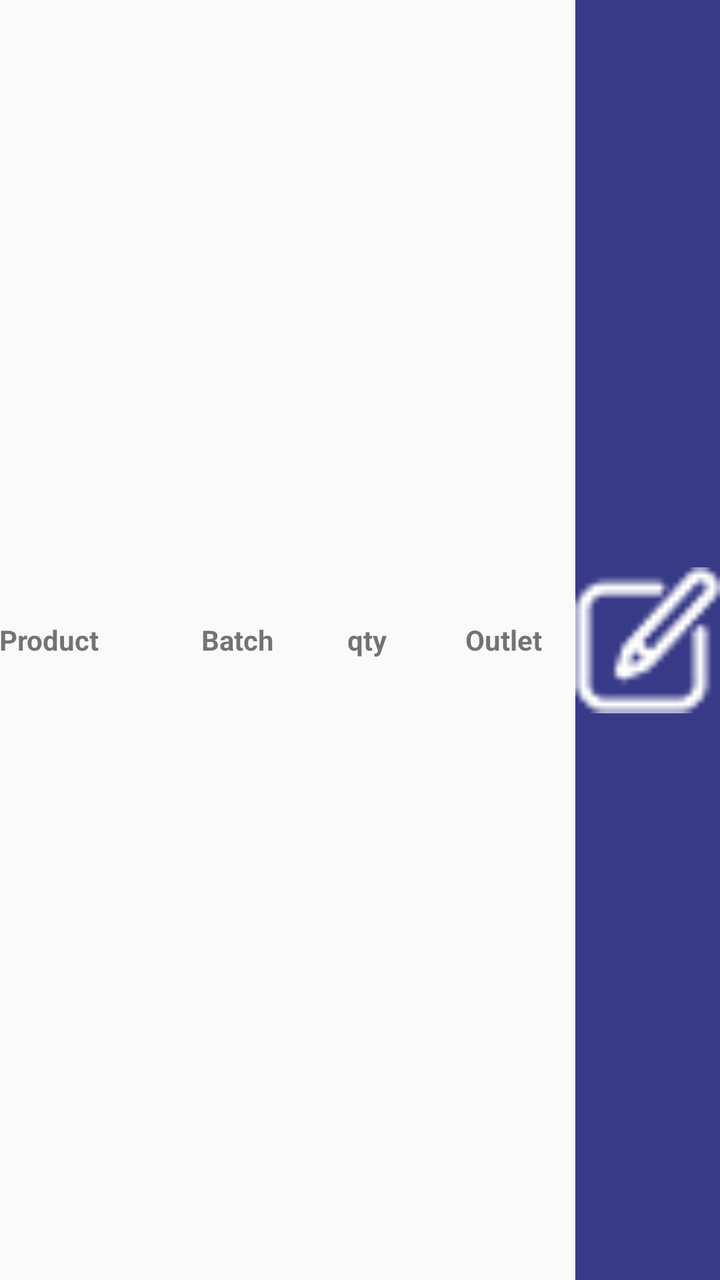
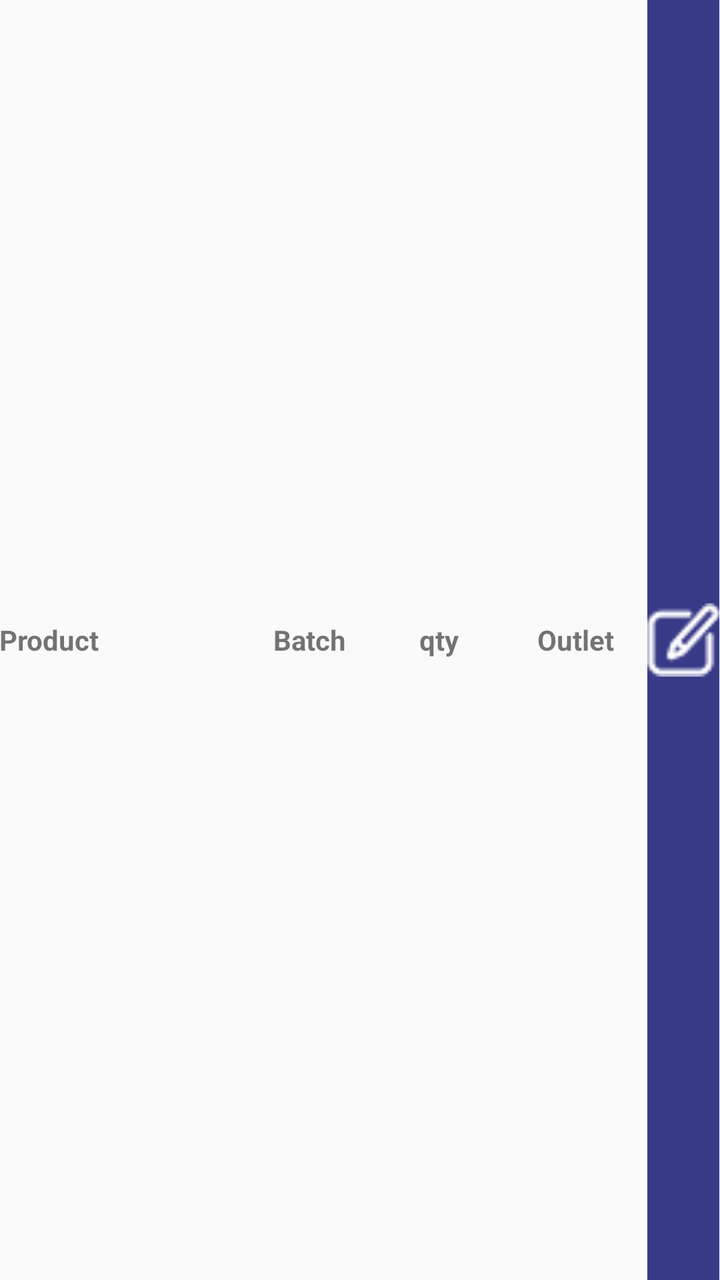

Compare the two renders of this Android layout. The source of the first and the diff that turns it into the second are given below.
<!-- AndroidManifest.xml: application theme AppTheme -->
<!-- res/layout/row_ncp_collection.xml -->
<LinearLayout android:layout_width="match_parent"
    android:layout_height="wrap_content"
    android:weightSum="5"
    android:orientation="horizontal"
    xmlns:android="http://schemas.android.com/apk/res/android">
    <TextView
        android:id="@+id/product_name"
        android:layout_width="0dp"
        android:layout_height="match_parent"
        android:layout_weight="1.2"
        android:gravity="left|center"
        android:textAlignment="gravity"
        android:textStyle="bold"
        android:padding="@dimen/_10sdp"
        android:text="Product"

        >

    </TextView>
    <TextView
        android:id="@+id/batch"
        android:layout_width="0dp"
        android:layout_height="match_parent"
        android:layout_weight="0.9"
        android:textAlignment="center"
        android:gravity="center"
        android:padding="@dimen/_10sdp"
        android:textStyle="bold"
        
        android:text="Batch">

    </TextView>
    <TextView
        android:id="@+id/qty"
        android:layout_width="0dp"
        android:layout_height="match_parent"
        android:layout_weight="0.9"
        android:textAlignment="center"
        android:gravity="center"
        android:padding="@dimen/_10sdp"
        android:textStyle="bold"
        
        android:text="qty">

    </TextView>
    <TextView
        android:id="@+id/outlet"
        android:layout_width="0dp"
        android:layout_height="match_parent"
        android:layout_weight="1"
        android:gravity="center"
        android:textAlignment="gravity"
        android:textStyle="bold"
        android:padding="@dimen/_10sdp"
        
        android:text="Outlet">

    </TextView>
    <ImageView
        android:id="@+id/edit"
        android:layout_width="0dp"
        android:layout_height="match_parent"
        android:layout_weight="1"
        android:src="@drawable/edit_icon"
        android:layout_margin="@dimen/_5sdp"
        android:background="@color/colorPrimary"
        android:gravity="center|right"
        android:padding="@dimen/_10sdp"
        android:textAlignment="gravity"
        android:textStyle="bold"
        
        android:text="Action">

    </ImageView>

</LinearLayout>
<!-- resources referenced by this layout -->
<resources>
  <color name="colorPrimary">#383A87</color>
  <!-- drawable edit_icon: png bitmap (drawable, 689 bytes) -->
  <style name="AppTheme" parent="Theme.AppCompat.Light.NoActionBar">
          
          <item name="colorPrimary">@color/colorPrimary</item>
          <item name="colorPrimaryDark">@color/colorPrimaryDark</item>
          <item name="colorAccent">@color/colorAccent</item>
      </style>
  <color name="colorPrimaryDark">#383A87</color>
  <color name="colorAccent">#D81B60</color>
</resources>

<!-- the commit's change to res/layout/row_ncp_collection.xml (unified diff, before → after) -->
@@ -7,7 +7,7 @@
         android:id="@+id/product_name"
         android:layout_width="0dp"
         android:layout_height="match_parent"
-        android:layout_weight="1.2"
+        android:layout_weight="1.7"
         android:gravity="left|center"
         android:textAlignment="gravity"
         android:textStyle="bold"
@@ -60,12 +60,11 @@
         android:id="@+id/edit"
         android:layout_width="0dp"
         android:layout_height="match_parent"
-        android:layout_weight="1"
+        android:layout_weight="0.5"
+        android:padding="@dimen/_5sdp"
         android:src="@drawable/edit_icon"
-        android:layout_margin="@dimen/_5sdp"
         android:background="@color/colorPrimary"
         android:gravity="center|right"
-        android:padding="@dimen/_10sdp"
         android:textAlignment="gravity"
         android:textStyle="bold"
         
